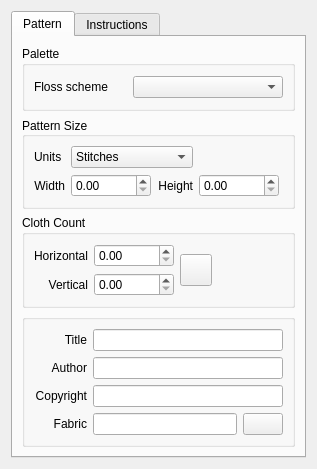
Old version of the form ui/FileProperties.ui in the repository KDE/kxstitch.
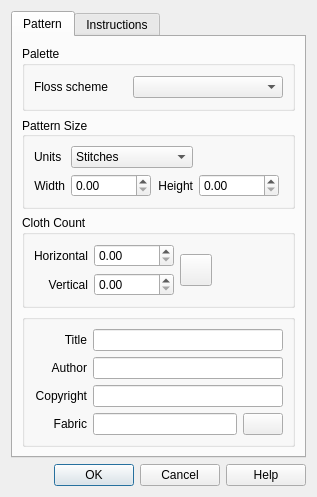
New version of the form. Custom widgets are drawn as their Qt base class.

Commit message: KDialog -> QDialog

The edit to the form file:
```diff
--- a/ui/FileProperties.ui
+++ b/ui/FileProperties.ui
@@ -345,6 +345,13 @@
      </widget>
     </widget>
    </item>
+   <item row="1" column="0">
+    <widget class="QDialogButtonBox" name="DialogButtonBox">
+     <property name="standardButtons">
+      <set>QDialogButtonBox::Cancel|QDialogButtonBox::Help|QDialogButtonBox::Ok</set>
+     </property>
+    </widget>
+   </item>
   </layout>
  </widget>
  <customwidgets>
```
The commit also changes 2 other files.
